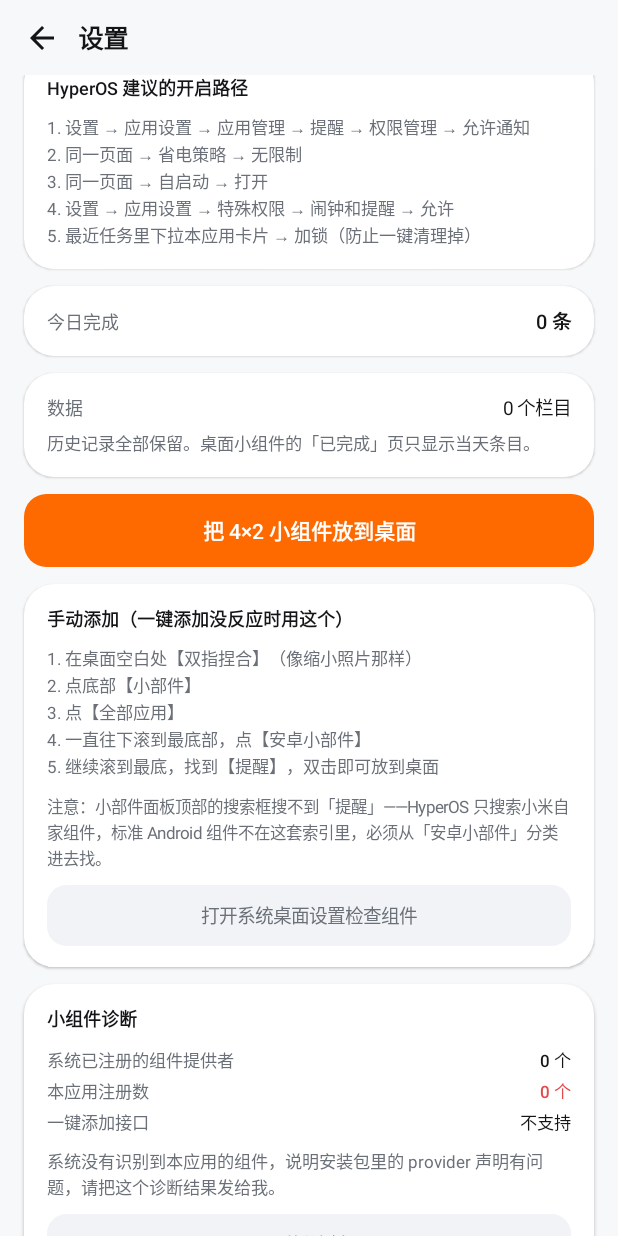
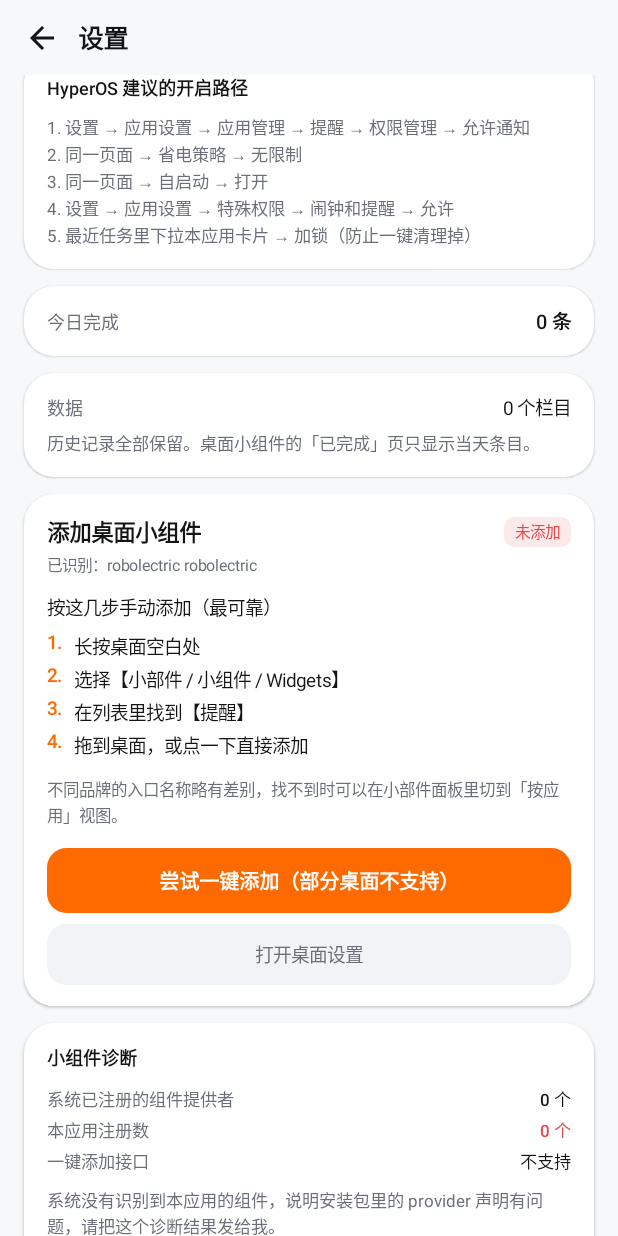
Before and after one commit to LanFeng97/remind-widget, an Android app built with Jetpack Compose: the composable SettingsScreen called with empty values, scrolled down 541 dp, on a phone screen of 412 x 824 dp. Run offline under Robolectric (Android 15) with nearby library versions, the phone set to English and light mode, and no system bars; network calls fail.

Commit message:
﻿feat: v1.3.0 组件添加引导重做 + 多品牌适配 + 文档完善
- 设置页把「手动添加步骤」提到最前平铺展示，按钮降级为「尝试一键添加（部分桌面不支持）」
  HyperOS 4.0 的 requestPinAppWidget 返回 true 但系统无任何动作，无法在 App 侧修复
- 按 Build.MANUFACTURER / ro.miui.ui.version.name 识别品牌，给出该品牌真实的入口路径
- 卡片显示「已添加 N 个 / 未添加」，可直接看出是否加过
- 左侧栏目宽度改为按组件实际宽度动态计算（24%，64-96dp），窄屏/宽屏都不挤
- widget info 增加 maxResizeWidth/maxResizeHeight，允许用户放大组件
- README 重写：下载安装置顶、按品牌的小部件路径、权限说明、构建与发版流程
- 新增 CHANGELOG.md，补齐 v1.1.0 以来的全部变更

```diff
--- a/app/build.gradle.kts
+++ b/app/build.gradle.kts
@@ -13,8 +13,8 @@ android {
         applicationId = "com.remind.widget"
         minSdk = 26          // Android 8.0：RemoteViews 集合视图 + java.time 原生可用
         targetSdk = 35
-        versionCode = 9
-        versionName = "1.2.3"
+        versionCode = 10
+        versionName = "1.3.0"
         resourceConfigurations += listOf("zh", "en")
 
         // 更新检查读取的 GitHub 仓库（发布脚本会用同一对值）
--- a/app/src/main/java/com/remind/widget/ui/SettingsScreen.kt
+++ b/app/src/main/java/com/remind/widget/ui/SettingsScreen.kt
@@ -381,58 +381,82 @@ fun SettingsScreen(
                 }
             }
 
-            // ================= 小组件入口 =================
+            // ================= 添加桌面小组件（醒目引导） =================
+            // 一键添加（requestPinAppWidget）在 HyperOS 4.0 上是假接口：返回 true 但系统什么都不做。
+            // 所以这里把「手动步骤」提到最前面直接展示，按钮只作为可选尝试，并按品牌给不同路径。
             item {
-                Box(
-                    Modifier
-                        .fillMaxWidth()
-                        .clip(RoundedCornerShape(15.dp))
-                        .background(MaterialTheme.colorScheme.primary)
-                        .clickable { addWidgetToHome(ctx) }
-                        .padding(vertical = 14.dp),
-                    contentAlignment = Alignment.Center
-                ) {
+                val mgr = AppWidgetManager.getInstance(ctx)
+                val widgetIds = remember(tick) {
+                    runCatching {
+                        mgr.getAppWidgetIds(
+                            ComponentName(ctx, ReminderWidgetProvider::class.java)
+                        )
+                    }.getOrDefault(IntArray(0))
+                }
+                val brand = remember { brandHint() }
+                val added = widgetIds.isNotEmpty()
+
+                CardSurface {
+                    Row(verticalAlignment = Alignment.CenterVertically) {
+                        Text("添加桌面小组件", fontSize = 15.sp, fontWeight = FontWeight.SemiBold)
+                        Spacer(Modifier.weight(1f))
+                        Pill(
+                            text = if (added) "已添加 ${widgetIds.size} 个" else "未添加",
+                            tint = if (added) MaterialTheme.colorScheme.primary
+                            else MaterialTheme.colorScheme.error,
+                            background = if (added)
+                                MaterialTheme.colorScheme.primary.copy(alpha = 0.12f)
+                            else MaterialTheme.colorScheme.error.copy(alpha = 0.12f)
+                        )
+                    }
+                    Spacer(Modifier.height(4.dp))
                     Text(
-                        "把 4×2 小组件放到桌面",
-                        fontSize = 14.sp,
-                        fontWeight = FontWeight.SemiBold,
-                        color = MaterialTheme.colorScheme.onPrimary
+                        brand.name,
+                        fontSize = 10.5.sp,
+                        color = MaterialTheme.colorScheme.onSurfaceVariant
                     )
-                }
-            }
 
-            // 找不到组件时的手动引导。
-            // 这段路径是在小米 17 / HyperOS 4.0 上一步步实测出来的，别改顺序：
-            //   HyperOS 把标准 Android 组件藏在「安卓小部件」分类里（列表最底部），
-            //   而且小部件面板顶部的搜索框只搜小米自家组件，搜「提醒」是搜不到的。
-            item {
-                CardSurface {
-                    Text("手动添加（一键添加没反应时用这个）", fontSize = 12.sp, fontWeight = FontWeight.SemiBold)
-                    Spacer(Modifier.height(8.dp))
-                    listOf(
-                        "在桌面空白处【双指捏合】（像缩小照片那样）",
-                        "点底部【小部件】",
-                        "点【全部应用】",
-                        "一直往下滚到最底部，点【安卓小部件】",
-                        "继续滚到最底，找到【提醒】，双击即可放到桌面"
-                    ).forEachIndexed { i, line ->
+                    Spacer(Modifier.height(12.dp))
+                    Text(
+                        "按这几步手动添加（最可靠）",
+                        fontSize = 12.5.sp,
+                        fontWeight = FontWeight.Medium,
+                        color = MaterialTheme.colorScheme.onSurface
+                    )
+                    Spacer(Modifier.height(6.dp))
+
+                    brand.steps.forEachIndexed { i, step ->
+                        Row(Modifier.padding(vertical = 1.5.dp)) {
+                            Text(
+                                "${i + 1}.",
+                                fontSize = 12.5.sp,
+                                fontWeight = FontWeight.SemiBold,
+                                color = MaterialTheme.colorScheme.primary,
+                                modifier = Modifier.width(18.dp)
+                            )
+                            Text(
+                                step,
+                                fontSize = 12.5.sp,
+                                lineHeight = 19.sp,
+                                color = MaterialTheme.colorScheme.onSurface
+                            )
+                        }
+                    }
+
+                    if (brand.note != null) {
+                        Spacer(Modifier.height(9.dp))
                         Text(
-                            "${i + 1}. $line",
-                            fontSize = 11.5.sp,
-                            lineHeight = 18.sp,
+                            brand.note,
+                            fontSize = 11.sp,
+                            lineHeight = 17.sp,
                             color = MaterialTheme.colorScheme.onSurfaceVariant
                         )
                     }
-                    Spacer(Modifier.height(9.dp))
-                    Text(
-                        "注意：小部件面板顶部的搜索框搜不到「提醒」——HyperOS 只搜索小米自家组件，" +
-                            "标准 Android 组件不在这套索引里，必须从「安卓小部件」分类进去找。",
-                        fontSize = 11.sp,
-                        lineHeight = 17.sp,
-                        color = MaterialTheme.colorScheme.onSurfaceVariant
-                    )
-                    Spacer(Modifier.height(9.dp))
-                    SecondaryButton("打开系统桌面设置检查组件") {
+
+                    Spacer(Modifier.height(13.dp))
+                    PrimaryButton("尝试一键添加（部分桌面不支持）") { addWidgetToHome(ctx) }
+                    Spacer(Modifier.height(7.dp))
+                    SecondaryButton("打开桌面设置") {
                         runCatching {
                             ctx.startActivity(
                                 Intent(Settings.ACTION_HOME_SETTINGS)
@@ -574,17 +598,115 @@ private fun DiagLine(label: String, value: String, warn: Boolean = false) {
 // ---------------- 小组件添加 ----------------
 
 /**
- * 一键添加。小米 HyperOS 的桌面大多数版本**不支持** requestPinAppWidget，
- * 这时必须给出明确文案，否则用户点完毫无反馈（v1.0 的 bug）。
+ * 按品牌给出小部件入口路径。
+ * 各家 ROM 的入口差异极大：小米把标准 Android 组件收进「安卓小部件」二级分类，
+ * 其他品牌大多在长按桌面后的一级菜单里。猜错路径比不给路径更糟，所以这里分开写。
+ */
+private data class BrandHint(
+    val name: String,
+    val steps: List<String>,
+    val note: String? = null
+)
+
+private fun brandHint(): BrandHint {
+    val mfr = Build.MANUFACTURER.orEmpty()
+    val model = Build.MODEL.orEmpty()
+    val s = "$mfr ${Build.BRAND.orEmpty()}".lowercase()
+    val label = "已识别：$mfr $model"
+
+    return when {
+        s.contains("xiaomi") || s.contains("redmi") || s.contains("poco") || isMiuiRom() ->
+            BrandHint(
+                name = "$label（HyperOS / MIUI）",
+                steps = listOf(
+                    "在桌面空白处【双指捏合】（像缩小一张照片那样）",
+                    "点底部的【小部件】",
+                    "点【全部应用】",
+                    "一直往下滚到列表最底部，点【安卓小部件】",
+                    "继续滚到最底，找到【提醒】，双击即可放到桌面"
+                ),
+                note = "小米把标准 Android 组件收在「安卓小部件」这个二级分类里；" +
+                    "小部件面板顶部的搜索框只搜小米自家组件，搜「提醒」搜不到，必须从分类进去找。"
+            )
+
+        s.contains("samsung") -> BrandHint(
+            name = "$label（One UI）",
+            steps = listOf(
+                "长按桌面空白处",
+                "点底部【小组件】",
+                "在列表里找到【提醒】",
+                "按住拖到桌面"
+            )
+        )
+
+        s.contains("oppo") || s.contains("oneplus") || s.contains("realme") ->
+            BrandHint(
+                name = "$label（ColorOS）",
+                steps = listOf(
+                    "长按桌面空白处",
+                    "点【小部件】或【卡片】",
+                    "在列表里找到【提醒】",
+                    "点击或拖到桌面"
+                )
+            )
+
+        s.contains("vivo") || s.contains("iqoo") -> BrandHint(
+            name = "$label（OriginOS）",
+            steps = listOf(
+                "长按桌面空白处",
+                "点【原子组件】或【小部件】",
+                "找到【提醒】",
+                "拖到桌面"
+            )
+        )
+
+        s.contains("huawei") || s.contains("honor") -> BrandHint(
+            name = "$label（HarmonyOS / MagicOS）",
+            steps = listOf(
+                "长按桌面空白处",
+                "点【服务卡片】或【小组件】",
+                "找到【提醒】",
+                "添加"
+            ),
+            note = "部分鸿蒙机型对标准 Android 组件的支持有限。如果在所有分类里都找不到「提醒」，" +
+                "那就是系统层面的限制，不是安装问题。"
+        )
+
+        else -> BrandHint(
+            name = "$label",
+            steps = listOf(
+                "长按桌面空白处",
+                "选择【小部件 / 小组件 / Widgets】",
+                "在列表里找到【提醒】",
+                "拖到桌面，或点一下直接添加"
+            ),
+            note = "不同品牌的入口名称略有差别，找不到时可以在小部件面板里切到「按应用」视图。"
+        )
+    }
+}
+
+/** 小米 ROM 判断：MIUI/HyperOS 会填 ro.miui.ui.version.name，标准 Android 不会 */
+private fun isMiuiRom(): Boolean = try {
+    val cls = Class.forName("android.os.SystemProperties")
+    val getter = cls.getMethod("get", String::class.java)
+    val version = getter.invoke(null, "ro.miui.ui.version.name") as? String
+    version != null && version.isNotEmpty()
+} catch (t: Throwable) {
+    false
+}
+
+/**
+ * 一键添加。小米 HyperOS 的桌面大多**不支持** requestPinAppWidget，
+ * 这时必须给出明确文案，否则用户点完毫无反馈（这是 v1.0 的原始 bug）。
  */
 private fun addWidgetToHome(context: Context) {
     if (Build.VERSION.SDK_INT < Build.VERSION_CODES.O) {
-        toast(context, "这台手机太旧，请手动长按桌面添加")
+        toast(context, "这台手机系统太旧，不支持一键添加，请按上面的步骤手动添加")
         return
     }
     val mgr = AppWidgetManager.getInstance(context)
     if (!mgr.isRequestPinAppWidgetSupported) {
-        toast(context, "这台手机的桌面不支持一键添加，请长按桌面空白 → 小组件 → 找到「提醒」")
+        toast(context, "这台手机的桌面不支持一键添加，请按上面的步骤手动添加")
         return
     }
     val ok = runCatching {
@@ -594,12 +716,12 @@ private fun addWidgetToHome(context: Context) {
         )
     }.getOrDefault(false)
 
-    // 无论成败都给反馈：HyperOS 上「接口返回 true 但桌面什么都不弹」是常见情况，
-    // 静默会让人以为按钮坏了（v1.0 就是这个问题）。
+    // 无论成败都给反馈：HyperOS 上「接口返回 true 但桌面什么都不弹」是常态，
+    // 静默会让人以为按钮坏了（v1.0 的原始 bug）。
     toast(
         context,
-        if (ok) "已发出添加请求；若 3 秒内桌面没有弹出确认框，说明桌面忽略了它，请长按桌面空白手动添加"
-        else "系统拒绝了添加请求，请长按桌面空白 → 小组件 → 找到「提醒」"
+        if (ok) "已发出添加请求。如果桌面没有弹确认框，说明这台手机的桌面忽略了它，请按上面的步骤手动添加"
+        else "系统拒绝了添加请求，请按上面的步骤手动添加"
     )
 }
 
--- a/app/src/main/res/xml/reminder_widget_info.xml
+++ b/app/src/main/res/xml/reminder_widget_info.xml
@@ -22,6 +22,8 @@
     android:minHeight="110dp"
     android:minResizeWidth="110dp"
     android:minResizeHeight="40dp"
+    android:maxResizeWidth="600dp"
+    android:maxResizeHeight="400dp"
     android:targetCellWidth="4"
     android:targetCellHeight="2"
     android:updatePeriodMillis="0"
```
Also changed, not shown: app/src/main/java/com/remind/widget/widget/WidgetUpdater.kt (+15 -0 lines), 2 other files.
